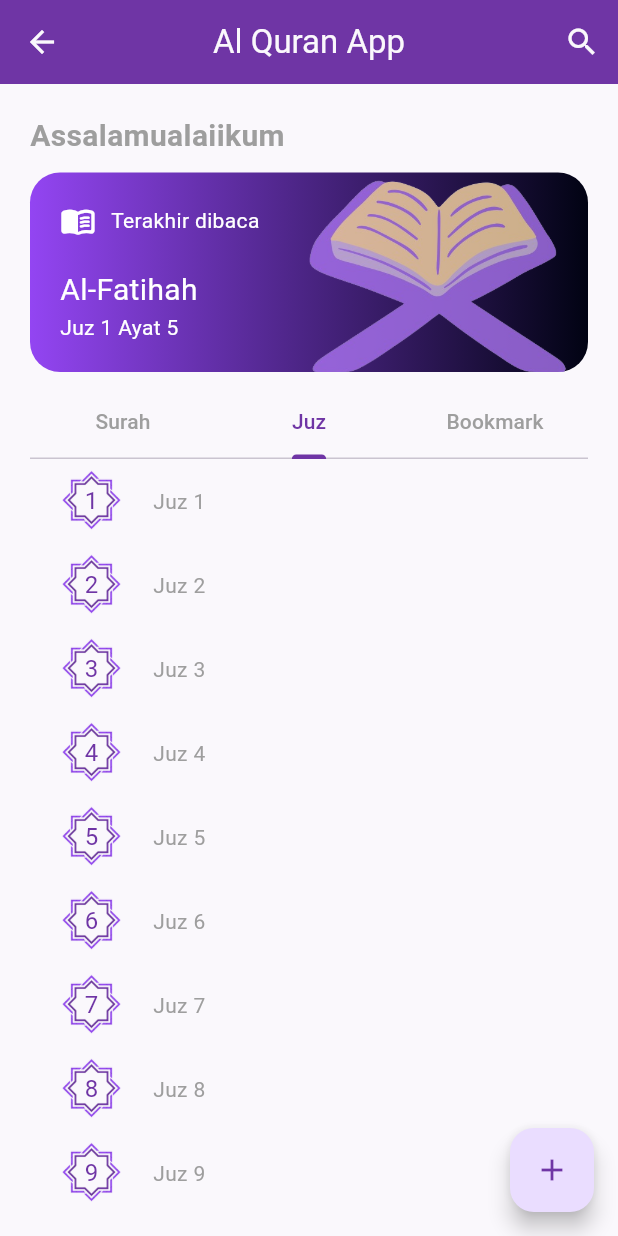
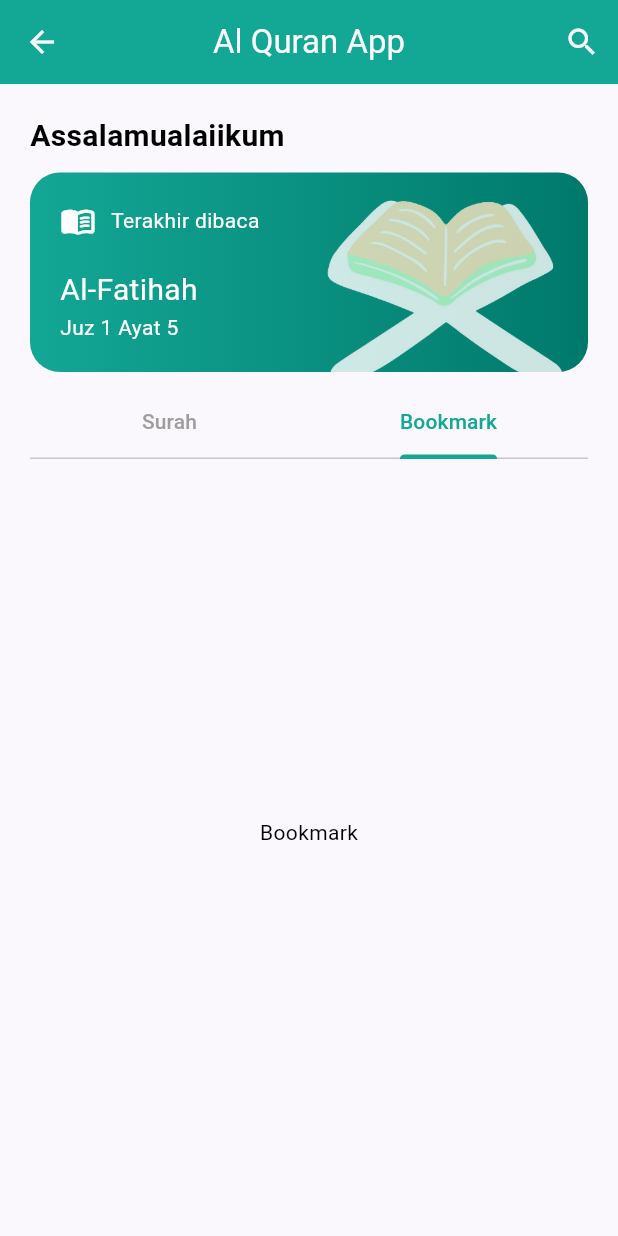
Before and after one commit to Renggars/project-pbo, a Flutter app: the HomeView screen opened by its route, tab 2 chosen, on a phone screen of 412 x 824 dp. Run offline on Flutter 3.47's test engine with Material 3 defaults, Android fonts, the phone set to English and light mode, and no system bars; our stand-ins replace get, lottie; network calls fail.

Commit message:
style new ui

```diff
--- a/lib/app/modules/detail_surah/views/detail_surah_view.dart
+++ b/lib/app/modules/detail_surah/views/detail_surah_view.dart
@@ -34,8 +34,8 @@ class DetailSurahView extends GetView<DetailSurahController> {
                 decoration: BoxDecoration(
                   borderRadius: BorderRadius.circular(20),
                   gradient: LinearGradient(colors: [
-                    appLightPurple1,
-                    appDarkPurple,
+                    greenPrimary,
+                    Colors.teal[700]!,
                   ]),
                 ),
                 child: Padding(
--- a/lib/app/modules/home/views/home_view.dart
+++ b/lib/app/modules/home/views/home_view.dart
@@ -27,7 +27,7 @@ class HomeView extends GetView<HomeController> {
         ],
       ),
       body: DefaultTabController(
-        length: 3,
+        length: 2,
         child: Padding(
           padding: const EdgeInsets.all(20),
           child: Column(
@@ -45,8 +45,8 @@ class HomeView extends GetView<HomeController> {
                 decoration: BoxDecoration(
                   borderRadius: BorderRadius.circular(20),
                   gradient: LinearGradient(colors: [
-                    appLightPurple1,
-                    appDarkPurple,
+                    greenPrimary,
+                    Colors.teal[700]!,
                   ]),
                 ),
                 child: Material(
@@ -115,14 +115,11 @@ class HomeView extends GetView<HomeController> {
                 ),
               ),
               TabBar(
-                indicatorColor: appPurple,
-                labelColor: appPurple,
+                indicatorColor: greenPrimary,
+                labelColor: greenPrimary,
                 tabs: [
                   Tab(
                     text: "Surah",
-                  ),
-                  Tab(
-                    text: "Juz",
                   ),
                   Tab(
                     text: "Bookmark",
@@ -192,34 +189,6 @@ class HomeView extends GetView<HomeController> {
                         }
                       },
                     ),
-                    ListView.builder(
-                        itemCount: 30,
-                        itemBuilder: (context, index) {
-                          return ListTile(
-                            onTap: () {},
-                            leading: Container(
-                              height: 50,
-                              width: 50,
-                              decoration: BoxDecoration(
-                                image: DecorationImage(
-                                  image: AssetImage(
-                                    "assets/images/list.png",
-                                  ),
-                                ),
-                              ),
-                              child: Center(
-                                child: Text(
-                                  "${index + 1}",
-                                  style: Theme.of(context).textTheme.bodyLarge,
-                                ),
-                              ),
-                            ),
-                            title: Text(
-                              "Juz ${index + 1}",
-                              style: Theme.of(context).textTheme.bodyMedium,
-                            ),
-                          );
-                        }),
                     Center(
                       child: Text("Bookmark"),
                     ),
@@ -230,20 +199,6 @@ class HomeView extends GetView<HomeController> {
           ),
         ),
       ),
-      floatingActionButton: FloatingActionButton(
-        onPressed: () {
-          Get.isDarkMode
-              ? Get.changeTheme(ThemeData.light())
-              : Get.changeTheme(ThemeData.dark());
-          controller.isDarkMode.toggle();
-        },
-        child: Obx(
-          () => Icon(
-            Icons.add,
-            color: controller.isDarkMode.isTrue ? appWhite : appPurple,
-          ),
-        ),
-      ),
     );
   }
 }
--- a/lib/main.dart
+++ b/lib/main.dart
@@ -9,7 +9,6 @@ void main() {
   runApp(
     GetMaterialApp(
       theme: appLight,
-      darkTheme: appDark,
       title: "Application",
       initialRoute: Routes.INTRODUCTION,
       // initialRoute: Routes.HOME,
```
Also changed, not shown: lib/app/constant/color.dart (+7 -27 lines), assets/images/alquran.png, assets/images/list.png.
